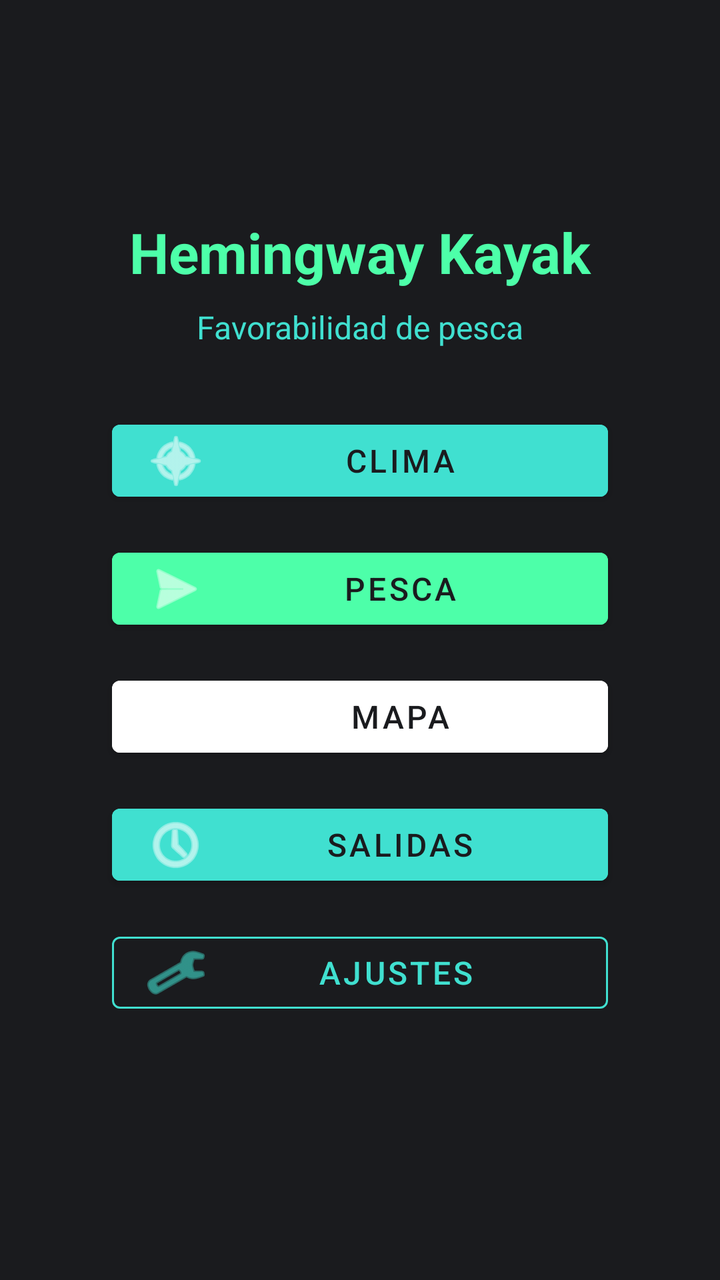
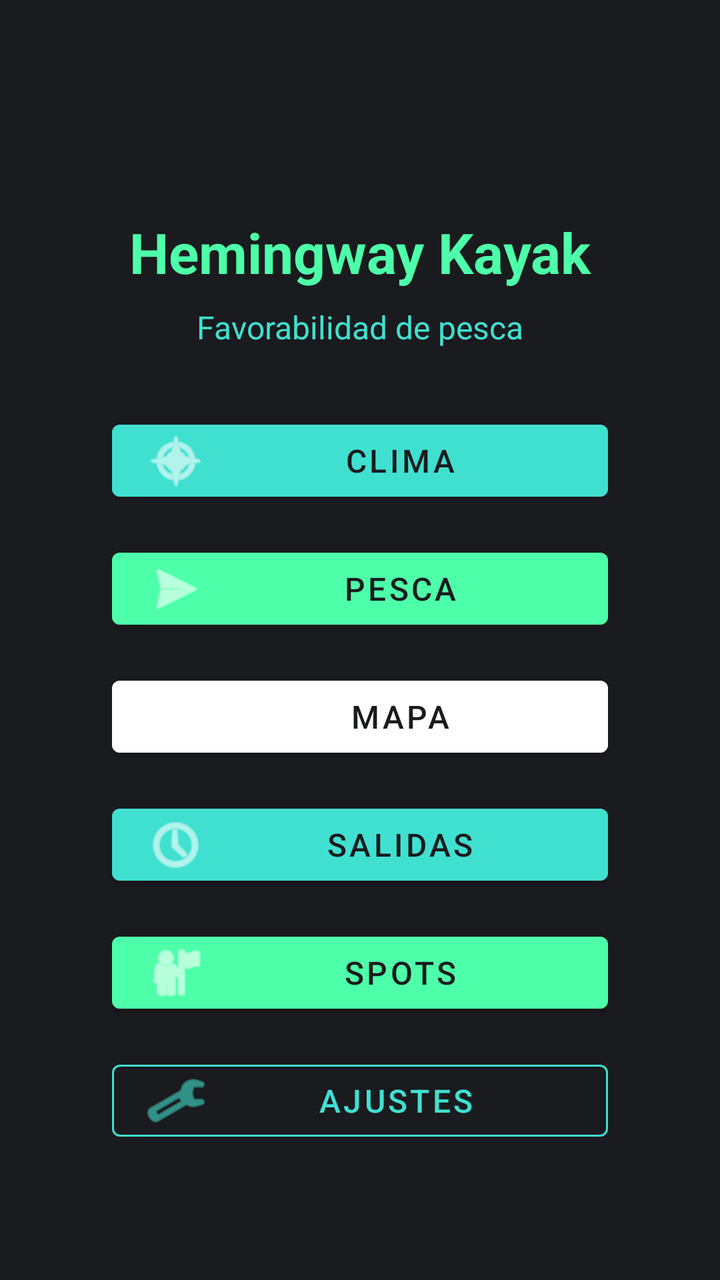

An Android layout rendered at two revisions. The XML below is the earlier revision; the diff shows what the commit changed to produce the second picture.
<!-- AndroidManifest.xml: application theme Theme.HemingwayKayak -->
<!-- res/layout/fragment_home.xml -->
<?xml version="1.0" encoding="utf-8"?>
<ScrollView 
    xmlns:android="http://schemas.android.com/apk/res/android"
    xmlns:app="http://schemas.android.com/apk/res-auto"
    xmlns:tools="http://schemas.android.com/tools"
    android:layout_width="match_parent"
    android:layout_height="match_parent"
    android:background="@color/logo_dark"
    android:fillViewport="true">

    <androidx.constraintlayout.widget.ConstraintLayout 
        android:layout_width="match_parent"
        android:layout_height="wrap_content"
        android:padding="@dimen/spacing_lg"
        tools:context=".ui.home.HomeFragment">

        <TextView
            android:id="@+id/titleText"
            android:layout_width="wrap_content"
            android:layout_height="wrap_content"
            android:text="@string/app_name"
            android:textColor="@color/logo_neon"
            android:textSize="@dimen/text_size_display"
            android:textStyle="bold"
            app:layout_constraintBottom_toBottomOf="parent"
            app:layout_constraintEnd_toEndOf="parent"
            app:layout_constraintStart_toStartOf="parent"
            app:layout_constraintTop_toTopOf="parent"
            app:layout_constraintVertical_bias="0.15" />

        <TextView
            android:id="@+id/subtitleText"
            android:layout_width="wrap_content"
            android:layout_height="wrap_content"
            android:layout_marginTop="@dimen/spacing_sm"
            android:text="@string/fishing_favorability"
            android:textColor="@color/logo_turquoise"
            android:textSize="@dimen/text_size_subtitle"
            app:layout_constraintEnd_toEndOf="parent"
            app:layout_constraintStart_toStartOf="parent"
            app:layout_constraintTop_toBottomOf="@+id/titleText" />

        <com.google.android.material.button.MaterialButton
            android:id="@+id/weatherButton"
            android:layout_width="0dp"
            android:layout_height="@dimen/button_height"
            android:layout_marginStart="@dimen/spacing_xl"
            android:layout_marginTop="@dimen/spacing_xl"
            android:layout_marginEnd="@dimen/spacing_xl"
            android:backgroundTint="@color/logo_turquoise"
            android:text="@string/weather_title"
            android:textColor="@color/logo_dark"
            android:textSize="@dimen/text_size_subtitle"
            app:icon="@android:drawable/ic_menu_compass"
            app:iconGravity="start"
            app:layout_constraintEnd_toEndOf="parent"
            app:layout_constraintStart_toStartOf="parent"
            app:layout_constraintTop_toBottomOf="@+id/subtitleText"
            app:layout_constraintWidth_max="400dp" />

        <com.google.android.material.button.MaterialButton
            android:id="@+id/fishingButton"
            android:layout_width="0dp"
            android:layout_height="@dimen/button_height"
            android:layout_marginStart="@dimen/spacing_xl"
            android:layout_marginTop="@dimen/spacing_md"
            android:layout_marginEnd="@dimen/spacing_xl"
            android:backgroundTint="@color/logo_neon"
            android:text="@string/fishing_title"
            android:textColor="@color/logo_dark"
            android:textSize="@dimen/text_size_subtitle"
            app:icon="@android:drawable/ic_menu_send"
            app:iconGravity="start"
            app:layout_constraintEnd_toEndOf="parent"
            app:layout_constraintStart_toStartOf="parent"
            app:layout_constraintTop_toBottomOf="@+id/weatherButton"
            app:layout_constraintWidth_max="400dp" />

        <com.google.android.material.button.MaterialButton
            android:id="@+id/mapButton"
            android:layout_width="0dp"
            android:layout_height="@dimen/button_height"
            android:layout_marginStart="@dimen/spacing_xl"
            android:layout_marginTop="@dimen/spacing_md"
            android:layout_marginEnd="@dimen/spacing_xl"
            android:backgroundTint="@color/white"
            android:text="@string/map_title"
            android:textColor="@color/logo_dark"
            android:textSize="@dimen/text_size_subtitle"
            app:icon="@android:drawable/ic_menu_mapmode"
            app:iconGravity="start"
            app:layout_constraintEnd_toEndOf="parent"
            app:layout_constraintStart_toStartOf="parent"
            app:layout_constraintTop_toBottomOf="@+id/fishingButton"
            app:layout_constraintWidth_max="400dp" />

        <com.google.android.material.button.MaterialButton
            android:id="@+id/historyButton"
            android:layout_width="0dp"
            android:layout_height="@dimen/button_height"
            android:layout_marginStart="@dimen/spacing_xl"
            android:layout_marginTop="@dimen/spacing_md"
            android:layout_marginEnd="@dimen/spacing_xl"
            android:backgroundTint="@color/logo_turquoise"
            android:text="@string/history_title"
            android:textColor="@color/logo_dark"
            android:textSize="@dimen/text_size_subtitle"
            app:icon="@android:drawable/ic_menu_recent_history"
            app:iconGravity="start"
            app:layout_constraintEnd_toEndOf="parent"
            app:layout_constraintStart_toStartOf="parent"
            app:layout_constraintTop_toBottomOf="@+id/mapButton"
            app:layout_constraintWidth_max="400dp" />

        <com.google.android.material.button.MaterialButton
            android:id="@+id/settingsButton"
            style="@style/Widget.MaterialComponents.Button.OutlinedButton"
            android:layout_width="0dp"
            android:layout_height="@dimen/button_height"
            android:layout_marginStart="@dimen/spacing_xl"
            android:layout_marginTop="@dimen/spacing_md"
            android:layout_marginEnd="@dimen/spacing_xl"
            android:text="@string/settings_title"
            android:textColor="@color/logo_turquoise"
            android:textSize="@dimen/text_size_subtitle"
            app:icon="@android:drawable/ic_menu_preferences"
            app:iconGravity="start"
            app:iconTint="@color/logo_turquoise"
            app:strokeColor="@color/logo_turquoise"
            app:layout_constraintEnd_toEndOf="parent"
            app:layout_constraintStart_toStartOf="parent"
            app:layout_constraintTop_toBottomOf="@id/historyButton"
            app:layout_constraintWidth_max="400dp" />

    </androidx.constraintlayout.widget.ConstraintLayout>
</ScrollView>
<!-- resources referenced by this layout -->
<resources>
  <color name="logo_dark">#1A1B1E</color>
  <color name="logo_neon">#4DFFA9</color>
  <color name="logo_turquoise">#40E0D0</color>
  <color name="white">#FFFFFFFF</color>
  <dimen name="button_height">48dp</dimen>
  <dimen name="spacing_lg">24dp</dimen>
  <dimen name="spacing_md">16dp</dimen>
  <dimen name="spacing_sm">8dp</dimen>
  <dimen name="spacing_xl">32dp</dimen>
  <dimen name="text_size_display">28sp</dimen>
  <dimen name="text_size_subtitle">16sp</dimen>
  <string name="app_name">Hemingway Kayak</string>
  <string name="fishing_favorability">Favorabilidad de pesca</string>
  <string name="fishing_title">Pesca</string>
  <string name="history_title">Salidas</string>
  <string name="map_title">Mapa</string>
  <string name="settings_title">Ajustes</string>
  <string name="weather_title">Clima</string>
  <style name="Theme.HemingwayKayak" parent="Theme.MaterialComponents.DayNight.DarkActionBar">
          <item name="colorPrimary">@color/primary</item>
          <item name="colorPrimaryDark">@color/primary_dark</item>
          <item name="colorAccent">@color/accent</item>
          <item name="android:windowBackground">@color/logo_dark</item>
      </style>
  <color name="primary">@color/logo_turquoise</color>
  <color name="primary_dark">@color/logo_dark</color>
  <color name="accent">@color/logo_neon</color>
</resources>

<!-- the commit's change to res/layout/fragment_home.xml (unified diff, before → after) -->
@@ -113,6 +113,24 @@
             app:layout_constraintWidth_max="400dp" />
 
         <com.google.android.material.button.MaterialButton
+            android:id="@+id/spotsButton"
+            android:layout_width="0dp"
+            android:layout_height="@dimen/button_height"
+            android:layout_marginStart="@dimen/spacing_xl"
+            android:layout_marginTop="@dimen/spacing_md"
+            android:layout_marginEnd="@dimen/spacing_xl"
+            android:backgroundTint="@color/logo_neon"
+            android:text="Spots"
+            android:textColor="@color/logo_dark"
+            android:textSize="@dimen/text_size_subtitle"
+            app:icon="@android:drawable/ic_menu_myplaces"
+            app:iconGravity="start"
+            app:layout_constraintEnd_toEndOf="parent"
+            app:layout_constraintStart_toStartOf="parent"
+            app:layout_constraintTop_toBottomOf="@+id/historyButton"
+            app:layout_constraintWidth_max="400dp" />
+
+        <com.google.android.material.button.MaterialButton
             android:id="@+id/settingsButton"
             style="@style/Widget.MaterialComponents.Button.OutlinedButton"
             android:layout_width="0dp"
@@ -129,7 +147,7 @@
             app:strokeColor="@color/logo_turquoise"
             app:layout_constraintEnd_toEndOf="parent"
             app:layout_constraintStart_toStartOf="parent"
-            app:layout_constraintTop_toBottomOf="@id/historyButton"
+            app:layout_constraintTop_toBottomOf="@+id/spotsButton"
             app:layout_constraintWidth_max="400dp" />
 
     </androidx.constraintlayout.widget.ConstraintLayout>
